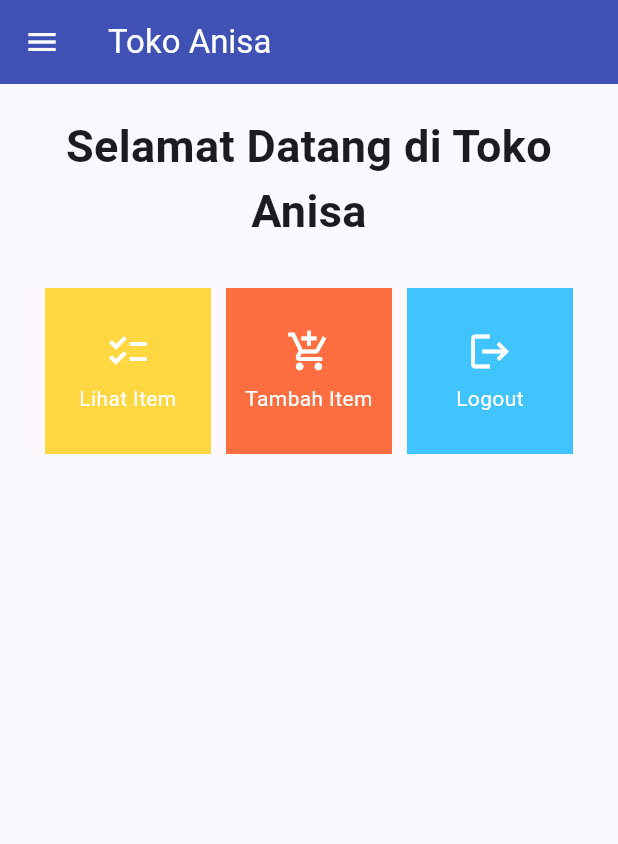
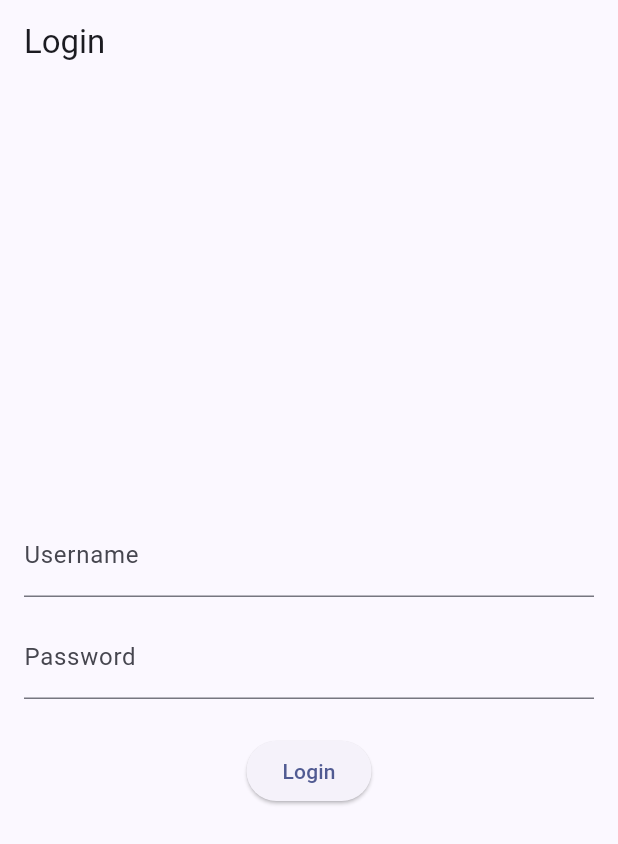
Before and after one commit to rizkiariffudin/toko-anisa-mobile, a Flutter app: the screen it shows after launch, on a phone screen of 412 x 824 dp. Shown: the top 844 px of the screen. Run offline on Flutter 3.47's test engine with Material 2 defaults, Android fonts, the light colour scheme and no system bars; missing offline and left inert: pbp_django_auth.

Commit message:
Selesai mengerjakan tugas 9

```diff
--- a/lib/main.dart
+++ b/lib/main.dart
@@ -1,4 +1,7 @@
 import 'package:flutter/material.dart';
+import 'package:pbp_django_auth/pbp_django_auth.dart';
+import 'package:provider/provider.dart';
+import 'package:toko_anisa/screens/login.dart';
 import 'package:toko_anisa/screens/menu.dart';
 
 void main() {
@@ -6,12 +9,17 @@ void main() {
 }
 
 class MyApp extends StatelessWidget {
-  const MyApp({super.key});
+  const MyApp({Key? key}) : super(key: key);
 
   // This widget is the root of your application.
   @override
   Widget build(BuildContext context) {
-    return MaterialApp(
+    return Provider(
+        create: (_) {
+          CookieRequest request = CookieRequest();
+          return request;
+        },
+        child: MaterialApp(
       title: 'Toko Anisa',
       theme: ThemeData(
         // This is the theme of your application.
@@ -32,7 +40,8 @@ class MyApp extends StatelessWidget {
         colorScheme: ColorScheme.fromSeed(seedColor: Colors.indigo),
         useMaterial3: true,
       ),
-      home: MyHomePage(),
+            home: LoginPage()
+        )
     );
   }
 }
--- /dev/null
+++ b/lib/screens/login.dart
@@ -0,0 +1,115 @@
+import 'package:toko_anisa/screens/menu.dart';
+import 'package:flutter/material.dart';
+import 'package:pbp_django_auth/pbp_django_auth.dart';
+import 'package:provider/provider.dart';
+
+void main() {
+  runApp(const LoginApp());
+}
+
+class LoginApp extends StatelessWidget {
+  const LoginApp({super.key});
+
+  @override
+  Widget build(BuildContext context) {
+    return MaterialApp(
+      title: 'Login',
+      theme: ThemeData(
+        primarySwatch: Colors.blue,
+      ),
+      home: const LoginPage(),
+    );
+  }
+}
+
+class LoginPage extends StatefulWidget {
+  const LoginPage({super.key});
+
+  @override
+  _LoginPageState createState() => _LoginPageState();
+}
+
+class _LoginPageState extends State<LoginPage> {
+  final TextEditingController _usernameController = TextEditingController();
+  final TextEditingController _passwordController = TextEditingController();
+
+  @override
+  Widget build(BuildContext context) {
+    final request = context.watch<CookieRequest>();
+    return Scaffold(
+      appBar: AppBar(
+        title: const Text('Login'),
+      ),
+      body: Container(
+        padding: const EdgeInsets.all(16.0),
+        child: Column(
+          mainAxisAlignment: MainAxisAlignment.center,
+          children: [
+            TextField(
+              controller: _usernameController,
+              decoration: const InputDecoration(
+                labelText: 'Username',
+              ),
+            ),
+            const SizedBox(height: 12.0),
+            TextField(
+              controller: _passwordController,
+              decoration: const InputDecoration(
+                labelText: 'Password',
+              ),
+              obscureText: true,
+            ),
+            const SizedBox(height: 24.0),
+            ElevatedButton(
+              onPressed: () async {
+                String username = _usernameController.text;
+                String password = _passwordController.text;
+
+                // Cek kredensial
+                // TODO: Ganti URL dan jangan lupa tambahkan trailing slash (/) di akhir URL!
+                // Untuk menyambungkan Android emulator dengan Django pada localhost,
+                // gunakan URL http://10.0.2.2/
+                // Jangan lupa ganti url
+                final response = await request.login("http://localhost:8000/auth/login/", {
+                  'username': username,
+                  'password': password,
+                });
+
+                if (request.loggedIn) {
+                  String message = response['message'];
+                  String uname = response['username'];
+                  Navigator.pushReplacement(
+                    context,
+                    MaterialPageRoute(builder: (context) => MyHomePage()),
+                  );
+                  ScaffoldMessenger.of(context)
+                    ..hideCurrentSnackBar()
+                    ..showSnackBar(
+                        SnackBar(content: Text("$message Selamat datang, $uname.")));
+                } else {
+                  showDialog(
+                    context: context,
+                    builder: (context) => AlertDialog(
+                      title: const Text('Login Gagal'),
+                      content:
+                      Text(response['message']),
+                      actions: [
+                        TextButton(
+                          child: const Text('OK'),
+                          onPressed: () {
+                            Navigator.pop(context);
+                          },
+                        ),
+                      ],
+                    ),
+                  );
+                }
+              },
+              child: const Text('Login'),
+            ),
+          ],
+        ),
+      ),
+    );
+  }
+}
--- a/pubspec.yaml
+++ b/pubspec.yaml
@@ -35,6 +35,9 @@ dependencies:
   # The following adds the Cupertino Icons font to your application.
   # Use with the CupertinoIcons class for iOS style icons.
   cupertino_icons: ^1.0.2
+  provider: ^6.1.1
+  pbp_django_auth: ^0.4.0
+  http: ^1.1.0
 
 dev_dependencies:
   flutter_test:
```
Also changed, not shown: lib/models/item.dart (added, +85 -0 lines), lib/screens/list_item.dart (added, +91 -0 lines), lib/screens/shoplist_form.dart (+35 -34 lines), lib/widgets/shop_card.dart (+32 -2 lines), pubspec.lock, 3 other files.
